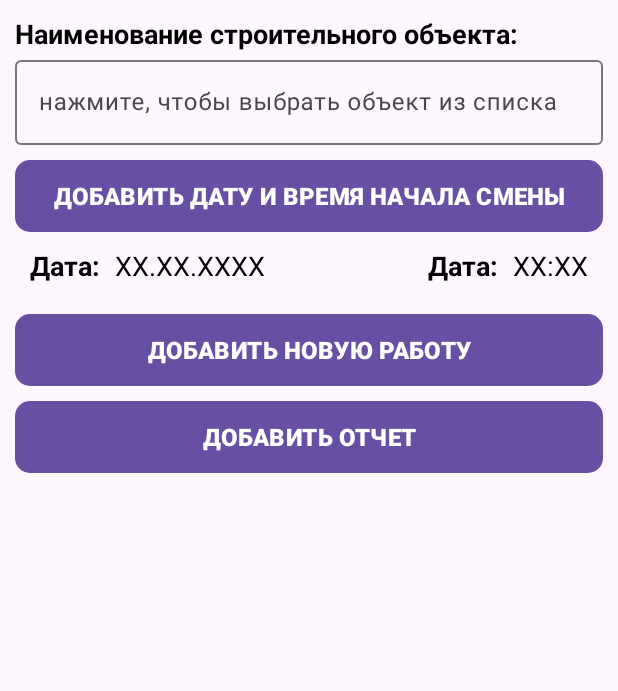
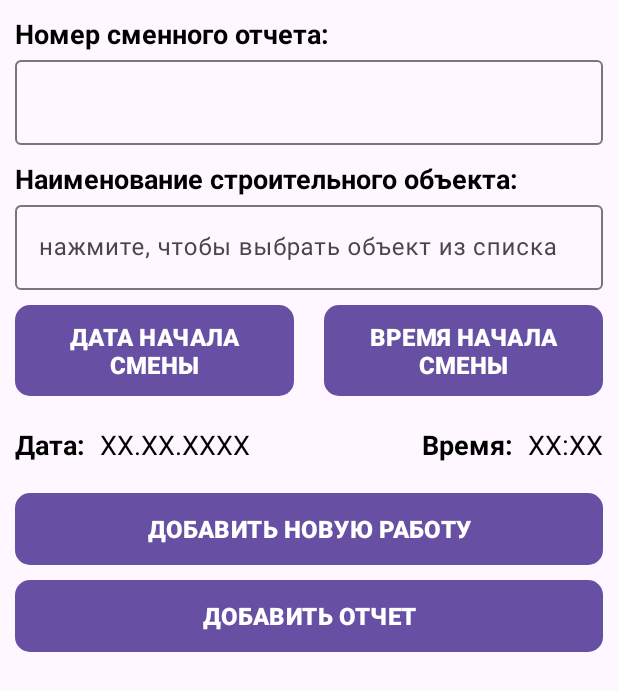
Before and after one commit to DmitryMazaev/DaylyReport2, an Android app: the ReportFragment screen opened through its navigation route, on a phone screen of 412 x 824 dp. Shown: the top 691 px of the screen. Run offline under Robolectric (Android 15) with nearby library versions, the phone set to English and light mode, and no system bars; our stand-ins replace Firebase (no records; nobody signed in at launch, a user with empty details on screens opened directly), navigation-ui.

Commit message:
fireBase_6

```diff
--- a/app/src/main/java/com/example/daylyreport/ListReportFragment.kt
+++ b/app/src/main/java/com/example/daylyreport/ListReportFragment.kt
@@ -56,7 +56,7 @@ class ListReportFragment : Fragment() {
                         reportList.add(report!!)
                     }
                 }
-                val elementReportAdapter = ElementReportAdapter(reportList)
+                val elementReportAdapter = ElementReportAdapter (reportList)
                 binding.reportListRecyclerView.adapter = elementReportAdapter
             }
 
--- a/app/src/main/java/com/example/daylyreport/ReportFragment.kt
+++ b/app/src/main/java/com/example/daylyreport/ReportFragment.kt
@@ -1,5 +1,6 @@
 package com.example.daylyreport
 
+import android.app.TimePickerDialog
 import android.os.Bundle
 import androidx.fragment.app.Fragment
 import android.view.LayoutInflater
@@ -17,6 +18,8 @@ import com.example.daylyreport.classes.TypeOfWork
 import com.example.daylyreport.databinding.FragmentReportBinding
 import com.google.android.material.datepicker.MaterialDatePicker
 import com.google.android.material.snackbar.Snackbar
+import com.google.android.material.timepicker.MaterialTimePicker
+import com.google.android.material.timepicker.TimeFormat
 import java.text.SimpleDateFormat
 import java.util.Calendar
 
@@ -50,22 +53,24 @@ class ReportFragment : Fragment() {
         }
         binding.buttonAddNewReport.setOnClickListener {
             val constructionObject: String = binding.constructionObjectEditTextForEnter.text.toString()
-            val report = Report(
+            /*val report = Report(
+                "id",
                 constructionObject,
                 binding.dateFromDateAndTime.text.toString(),
                 "08:00",
                 null,
                 null,
                 null)
-            viewModel.addNewReport(report)
+            viewModel.addNewReport(report)*/
+            viewModel.addNewReportAlt(binding)
             findNavController().navigate(R.id.action_ReportFragment_to_ListReportFragment)
         }
         binding.buttonAddNewWork.setOnClickListener {
             binding.newWorkRecyclerView.layoutManager = LinearLayoutManager(requireContext())
             binding.newWorkRecyclerView.adapter = typeOfWorkAdapter
             typeOfWorkAdapter.setData()
-            }
         }
+    }
     private fun enterDate() {
         val dateDialog = MaterialDatePicker.Builder.datePicker()
             .build()
@@ -78,4 +83,4 @@ class ReportFragment : Fragment() {
         }
         dateDialog.show(parentFragmentManager, "DatePicker")
     }
-    }
+}
--- a/app/src/main/java/com/example/daylyreport/adapter/ElementReportAdapter.kt
+++ b/app/src/main/java/com/example/daylyreport/adapter/ElementReportAdapter.kt
@@ -5,11 +5,11 @@ import android.view.ViewGroup
 import androidx.recyclerview.widget.RecyclerView
 import com.example.daylyreport.classes.Report
 import com.example.daylyreport.databinding.ElementListReportItemBinding
-import com.example.daylyreport.databinding.NewWorkItemBinding
 
 class ElementReportAdapter(private val reportList: ArrayList<Report>): RecyclerView.Adapter<ElementReportAdapter.ViewHolder>() {
+
     class ViewHolder(val binding: ElementListReportItemBinding): RecyclerView.ViewHolder(binding.root)
-
+    var onItemClick: ((Report) -> Unit)? = null
     override fun onCreateViewHolder(parent: ViewGroup, viewType: Int): ViewHolder {
         return ElementReportAdapter.ViewHolder(
             ElementListReportItemBinding.inflate(
@@ -27,10 +27,13 @@ class ElementReportAdapter(private val reportList: ArrayList<Report>): RecyclerV
     override fun onBindViewHolder(holder: ViewHolder, position: Int) {
         val item = reportList[position]
         holder.apply {
-            binding.keyDaylyReport.text = "тут будет ключ отчета"
+            binding.keyDaylyReport.text = item.reportId
             binding.date.text = item.dateOfWork
             binding.constructionObject.text = item.constructionObject
             binding.foreman.text = "прораб"
         }
+        holder.binding.root.setOnClickListener {
+            onItemClick?.invoke(item)
+        }
     }
 }
--- a/app/src/main/java/com/example/daylyreport/classes/Report.kt
+++ b/app/src/main/java/com/example/daylyreport/classes/Report.kt
@@ -1,12 +1,16 @@
 package com.example.daylyreport.classes
 
+import android.os.Parcel
+import android.os.Parcelable
+
 data class Report (
+    val reportId: String? = "",
     //Наименование строительного объекта, из списка строительных объектов (таблица в БД)
-    val constructionObject: String = "",
+    val constructionObject: String? = "",
     //Дата начала производства работ (вспомнить установку даты и времени в Android, было занятие)
-    val dateOfWork: String = "",
+    val dateOfWork: String? = "",
     //Время начала производства работ (вспомнить установку даты и времени в Android, было занятие)
-    val timeOfWork: String = "",
+    val timeOfWork: String? = "",
     //Поле с видом работ, содержит информацию о количестве и затратах при ее выполнении
     val typeOfWorkList: List<TypeOfWork>? = null,
     //Поле с производителем работ
--- a/app/src/main/java/com/example/daylyreport/classes/ReportViewModel.kt
+++ b/app/src/main/java/com/example/daylyreport/classes/ReportViewModel.kt
@@ -2,6 +2,8 @@ package com.example.daylyreport.classes
 
 import androidx.lifecycle.ViewModel
 import androidx.lifecycle.viewModelScope
+import com.example.daylyreport.ReportFragment
+import com.example.daylyreport.databinding.FragmentReportBinding
 import com.google.android.material.datepicker.MaterialDatePicker
 import com.google.android.material.snackbar.Snackbar
 import com.google.firebase.database.DatabaseReference
@@ -17,7 +19,7 @@ class ReportViewModel: ViewModel() {
 
     }
     private val firebase = FirebaseDatabase.getInstance().getReference("reportList")
-
+    private var binding: FragmentReportBinding? = null
     fun addNewReport(report: Report) {
         viewModelScope.launch(Dispatchers.IO) {
             val reportId = firebase.push().key!!
@@ -25,4 +27,19 @@ class ReportViewModel: ViewModel() {
         }
     }
 
+    fun addNewReportAlt(binding: FragmentReportBinding?) {
+        viewModelScope.launch(Dispatchers.IO) {
+            val reportId = firebase.push().key!!.toString()
+            //binding?.reportIdEditText?.text = reportId
+            val report = Report(
+                reportId,
+                binding?.constructionObjectEditTextForEnter?.text.toString(),
+                binding?.dateFromDateAndTime?.text.toString(),
+                "08:00",
+                null,
+                null,
+                null)
+            firebase.child(reportId).setValue(report)
+        }
+    }
 }
--- a/app/src/main/res/layout/fragment_report.xml
+++ b/app/src/main/res/layout/fragment_report.xml
@@ -9,13 +9,39 @@
         android:layout_width="match_parent"
         android:layout_height="match_parent"
         xmlns:app="http://schemas.android.com/apk/res-auto"
-        android:id="@+id/quiz_fragment">
+        android:id="@+id/quiz_fragment"
+        android:weightSum="2">
+        <TextView
+            style="@style/heading_report_style"
+            android:id="@+id/report_id_text"
+            android:layout_width="match_parent"
+            android:layout_height="wrap_content"
+            app:layout_constraintTop_toTopOf="parent"
+            app:layout_constraintStart_toStartOf="parent"
+            app:layout_constraintEnd_toEndOf="parent"
+            android:text="@string/report_id_text"
+            />
+        <com.google.android.material.textfield.TextInputLayout
+            style="@style/edit_text_report_style"
+            android:id="@+id/report_id"
+            android:layout_width="match_parent"
+            android:layout_height="wrap_content"
+            app:layout_constraintTop_toBottomOf="@+id/report_id_text"
+            app:layout_constraintStart_toStartOf="@+id/report_id_text"
+            app:layout_constraintEnd_toEndOf="@+id/report_id_text"
+            app:endIconMode="clear_text">
+            <com.google.android.material.textfield.TextInputEditText
+                android:id="@+id/report_id_edit_text"
+                android:layout_width="match_parent"
+                android:layout_height="wrap_content"
+                />
+        </com.google.android.material.textfield.TextInputLayout>
         <TextView
             style="@style/heading_report_style"
             android:id="@+id/construction_object_text"
             android:layout_width="match_parent"
             android:layout_height="wrap_content"
-            app:layout_constraintTop_toTopOf="parent"
+            app:layout_constraintTop_toBottomOf="@+id/report_id"
             app:layout_constraintStart_toStartOf="parent"
             app:layout_constraintEnd_toEndOf="parent"
             android:text="@string/construction_object_text"
@@ -36,22 +62,47 @@
                 android:layout_height="wrap_content"
                 />
         </com.google.android.material.textfield.TextInputLayout>
-        <Button
-            style="@style/button_style"
-            android:id="@+id/buttonDate"
+        <LinearLayout
+            android:id="@+id/button_gpoup"
+            android:orientation="horizontal"
+            android:baselineAligned="true"
             android:layout_width="match_parent"
             android:layout_height="wrap_content"
-            android:text="@string/button_date_and_time_text"
-            app:layout_constraintEnd_toEndOf="parent"
-            app:layout_constraintStart_toStartOf="parent"
-            app:layout_constraintTop_toBottomOf="@+id/construction_object_edit_text"/>
+            app:layout_constraintTop_toBottomOf="@+id/construction_object_edit_text">
+        <RelativeLayout
+            android:layout_width="0dp"
+            android:layout_height="match_parent"
+            android:layout_weight="0.5">
+            <Button
+                style="@style/button_style"
+                android:id="@+id/buttonDate"
+                android:layout_width="match_parent"
+                android:layout_height="wrap_content"
+                android:text="@string/button_date_text"
+                app:layout_constraintEnd_toEndOf="parent"
+                app:layout_constraintStart_toStartOf="parent"
+                />
+        </RelativeLayout>
+        <RelativeLayout
+            android:layout_width="0dp"
+            android:layout_height="match_parent"
+            android:layout_weight="0.5">
+            <Button
+                android:id="@+id/buttonTime"
+                style="@style/button_style"
+                android:layout_width="wrap_content"
+                android:layout_height="wrap_content"
+                android:text="@string/button_time_text"
+                app:layout_constraintStart_toStartOf="parent" />
+        </RelativeLayout>
+        </LinearLayout>
         <TextView
             android:id="@+id/date_text"
             style="@style/heading_report_style"
             android:layout_width="wrap_content"
             android:layout_height="wrap_content"
-            app:layout_constraintStart_toStartOf="@+id/buttonDate"
-            app:layout_constraintTop_toBottomOf="@+id/buttonDate"
+            app:layout_constraintStart_toStartOf="@+id/button_gpoup"
+            app:layout_constraintTop_toBottomOf="@+id/button_gpoup"
             android:text="@string/date_text"/>
         <TextView
             android:id="@+id/date_from_date_and_time"
@@ -67,14 +118,14 @@
             android:layout_width="wrap_content"
             android:layout_height="wrap_content"
             app:layout_constraintEnd_toStartOf="@+id/time_from_date_and_time"
-            app:layout_constraintTop_toBottomOf="@+id/buttonDate"
-            android:text="@string/date_text"/>
+            app:layout_constraintTop_toBottomOf="@+id/button_gpoup"
+            android:text="@string/time_text"/>
         <TextView
             android:id="@+id/time_from_date_and_time"
             style="@style/edit_text_report_style"
             android:layout_width="wrap_content"
             android:layout_height="wrap_content"
-            app:layout_constraintEnd_toEndOf="@+id/buttonDate"
+            app:layout_constraintEnd_toEndOf="@+id/button_gpoup"
             app:layout_constraintBottom_toBottomOf="@+id/date_text"
             android:text="@string/from_time_text"/>
         <androidx.recyclerview.widget.RecyclerView
--- a/app/src/main/res/values/strings.xml
+++ b/app/src/main/res/values/strings.xml
@@ -6,11 +6,13 @@
     <string name="report_fragment_label">СМЕННЫЙ ОТЧЕТ (НОВЫЙ)</string>
     <string name="next">Next</string>
     <string name="previous">Previous</string>
+    <string name="report_id_text">Номер сменного отчета: </string>
     <string name="construction_object_text">Наименование строительного объекта:</string>
     <string name="typical_work_text">Выберите вид работ:</string>
     <string name="construction_object_edit_text">нажмите, чтобы выбрать объект из списка</string>
     <string name="typical_work_edit_text">нажмите, чтобы выбрать работу</string>
-    <string name="button_date_and_time_text">ДОБАВИТЬ ДАТУ И ВРЕМЯ НАЧАЛА СМЕНЫ</string>
+    <string name="button_date_text">ДАТА НАЧАЛА СМЕНЫ</string>
+    <string name="button_time_text">ВРЕМЯ НАЧАЛА СМЕНЫ</string>
     <string name="date_text">Дата:</string>
     <string name="time_text">Время:</string>
     <string name="from_date_text">XX.XX.XXXX</string>
```
